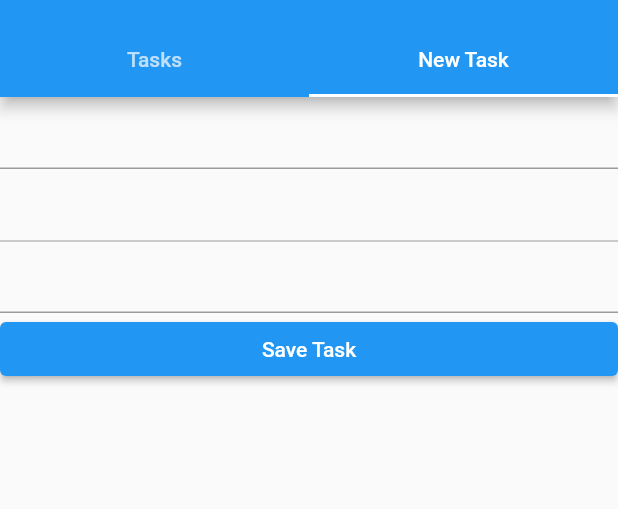
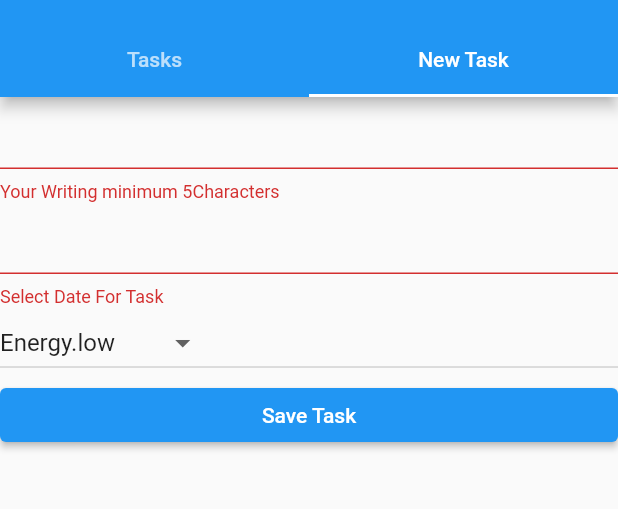
Before and after one commit to CarlosMartinez05/Flutter, a Flutter app: the screen it shows after launch, tab 2 chosen, after a tap on "Save Task", on a phone screen of 412 x 824 dp, the part 59-568 px from its top. Run offline on Flutter 3.47's test engine with Material 2 defaults, Android fonts, the phone set to English and light mode, and no system bars.

Commit message:
Add Task Ready

```diff
--- a/lib/main.dart
+++ b/lib/main.dart
@@ -1,4 +1,6 @@
 import 'package:flutter/material.dart';
+import 'package:scoped_model/scoped_model.dart';
+import 'package:task_tools/src/models/TaskListModel.dart';
 import 'package:task_tools/src/pages/home.dart';
 //enter point for App
 void main() => runApp(MyApp());
@@ -8,7 +10,10 @@ class MyApp extends StatelessWidget {
   Widget build(BuildContext context) {
     return MaterialApp(
       title: 'Material App',
-      home: Home(),
+      home: ScopedModel<TaskListModel>(
+          model: TaskListModel(),
+      child: const Home()
+      ),
     );
   }
 }
--- a/lib/src/models/TaskListModel.dart
+++ b/lib/src/models/TaskListModel.dart
@@ -2,7 +2,7 @@ import 'package:scoped_model/scoped_model.dart';
 import 'package:task_tools/src/models/TaskModel.dart';
 
 class TaskListModel extends Model {
-    final List<TaskModel> _taskList = <TaskModel>[];
+     List<TaskModel> _taskList = <TaskModel>[];
 
     List<TaskModel> get tasksList => _taskList;
 
--- a/lib/src/models/TaskModel.dart
+++ b/lib/src/models/TaskModel.dart
@@ -1,13 +1,13 @@
 enum Energy {low, medium, high}
 
 class TaskModel{
-  String _titulo;
-  DateTime _fecha;
-  Energy _energy;
+  final String _title;
+  final DateTime _date;
+  final Energy _energy;
 
-  TaskModel(this._titulo, this._fecha, this._energy);
+  TaskModel(this._title, this._date, this._energy);
 
-  String get titulo => this._titulo;
-  DateTime get fecha => this._fecha;
-  Energy get energy => this._energy;
+  String get title => _title;
+  DateTime get date => _date;
+  Energy get energy => _energy;
 }
--- /dev/null
+++ b/lib/src/pages/TaskList.dart
@@ -0,0 +1,27 @@
+import 'package:flutter/material.dart';
+import 'package:scoped_model/scoped_model.dart';
+import '../models/TaskListModel.dart';
+import '../models/TaskModel.dart';
+
+
+class TaskList extends StatelessWidget {
+  const TaskList({Key? key}) : super(key: key);
+
+  @override
+  Widget build(BuildContext context) {
+    final taskList =
+        ScopedModel.of<TaskListModel>(context, rebuildOnChange: true).tasksList;
+
+    List<ListTile>taskWidget = taskList.map((TaskModel task){
+        return ListTile(
+          title: Text(task.title),
+          subtitle: Text(task.date.toString()),
+        );
+    }).toList();
+
+
+    return ListView(
+      children: taskWidget,
+    );
+  }
+}
--- a/lib/src/pages/home.dart
+++ b/lib/src/pages/home.dart
@@ -1,4 +1,5 @@
 import 'package:flutter/material.dart';
+import 'package:task_tools/src/pages/TaskList.dart';
 import 'package:task_tools/src/pages/taskForm.dart';
 
 
@@ -25,7 +26,8 @@ class HomeState extends State<Home> {
             ],),
           ),
           body: const TabBarView(children: [
-            Center(child: Text("List"),),
+            Center(child: TaskList(),
+            ),
             Center(child: TaskForm(),)
           ],),
         )
--- a/lib/src/pages/taskForm.dart
+++ b/lib/src/pages/taskForm.dart
@@ -1,4 +1,9 @@
+//import for Task Form
 import 'package:flutter/material.dart';
+import 'package:scoped_model/scoped_model.dart';
+import 'package:task_tools/src/models/TaskListModel.dart';
+import 'package:task_tools/src/models/TaskModel.dart';
+import 'package:intl/intl.dart';
 
 class TaskForm extends StatefulWidget {
   const TaskForm({Key? key}) : super(key: key);
@@ -10,10 +15,15 @@ class TaskForm extends StatefulWidget {
 class _TaskFormState extends State<TaskForm> {
   final _formKey = GlobalKey<FormState>();
 
-  TextEditingController _inputTitle = TextEditingController();
-  TextEditingController _inputDate = TextEditingController();
+  final TextEditingController _inputTitle = TextEditingController();
+
+  final TextEditingController _inputDate = TextEditingController();
+
+  Energy _inputEnergy = Energy.low;
+
 
   @override
+//Widget Build Field For Task Form, title,Date,Energy && Create Button For Save
   Widget build(BuildContext context) {
     return Form(
       key: _formKey,
@@ -27,48 +37,100 @@ class _TaskFormState extends State<TaskForm> {
     );
   }
 
-  Widget _fieldTitle(){
+  Widget _fieldTitle() {
     return TextFormField(
       controller: _inputTitle,
       validator: (value) {
-        if (value == null || value.isEmpty){
-          return 'You Need Add a title';
+        if (value!.isEmpty) {
+          return 'Your Writing minimum 5Characters';
         }
         return null;
       },
     );
   }
 
-  Widget _fieldDate(BuildContext context
-      ){
+  Widget _fieldDate(BuildContext context) {
     return TextFormField(
-      enabled: false,
+      enableInteractiveSelection: false,
       controller: _inputDate,
-      onTap: (){
+      validator: (value) {
+        if (value!.isEmpty) {
+          return 'Select Date For Task';
+        }
+        return null;
+      },
+      onTap: () {
         FocusScope.of(context).requestFocus(FocusNode());
         _selectDate(context);
       },
     );
   }
 
-  Widget _fieldEnergy(){
-    return TextFormField();
+
+  Widget _fieldEnergy() {
+    return DropdownButton(
+      value: _inputEnergy,
+      items: [
+        DropdownMenuItem(
+          value: Energy.low,
+          child: Text(Energy.low.toString()),),
+        DropdownMenuItem(
+          value: Energy.medium,
+          child: Text(Energy.medium.toString()),),
+        DropdownMenuItem(
+          value: Energy.high,
+          child: Text(Energy.high.toString()),)
+      ],
+      onChanged: (Energy? value) {
+        setState(() {
+          _inputEnergy = value!;
+        });
+      },
+    );
   }
 
   Widget _buttonSave() {
     return ElevatedButton(
       child: const Text('Save Task'),
-      onPressed: () {},
+      onPressed: () {
+        if (_formKey.currentState!.validate()) {
+          ScopedModel.of<TaskListModel>(context, rebuildOnChange: true)
+              .add(_createTask());
+        }
+      },
     );
   }
 
-  void _selectDate(BuildContext context) {
-    DateTime picked = showDatePicker(
+  DateTime selectedDate = DateTime.now();
+
+  void _selectDate(BuildContext context) async {
+    DateTime? picked = await showDatePicker(
         context: context,
-        initialDate: DateTime.now(),
-        firstDate: DateTime(DateTime.now().year - 5),
-        lastDate: DateTime(DateTime.now().year + 5),
-        ) as DateTime;
+        initialDate: selectedDate,
+        firstDate: DateTime(DateTime
+            .now()
+            .year - 5),
+        lastDate: DateTime(DateTime
+            .now()
+            .year + 5));
+
+    if (picked != null) {
+      setState(() {
+        String day = '${picked.day}';
+        if (picked.day < 10) {
+          day = '0${picked.day}';
+        }
+        _inputDate.text = '${picked.year}-${picked.month}-$day';
+      });
+    }
   }
 
+
+  TaskModel _createTask() {
+    return TaskModel(
+        _inputTitle.text,
+        DateFormat("yyyy-MM-dd").parse(_inputDate.text),
+        _inputEnergy
+    );
+  }
 }
--- a/pubspec.yaml
+++ b/pubspec.yaml
@@ -30,6 +30,7 @@ dependencies:
   flutter:
     sdk: flutter
   scoped_model: ^1.1.0
+  intl: ^0.17.0
 
 
   # The following adds the Cupertino Icons font to your application.
```
Also changed, not shown: pubspec.lock.
